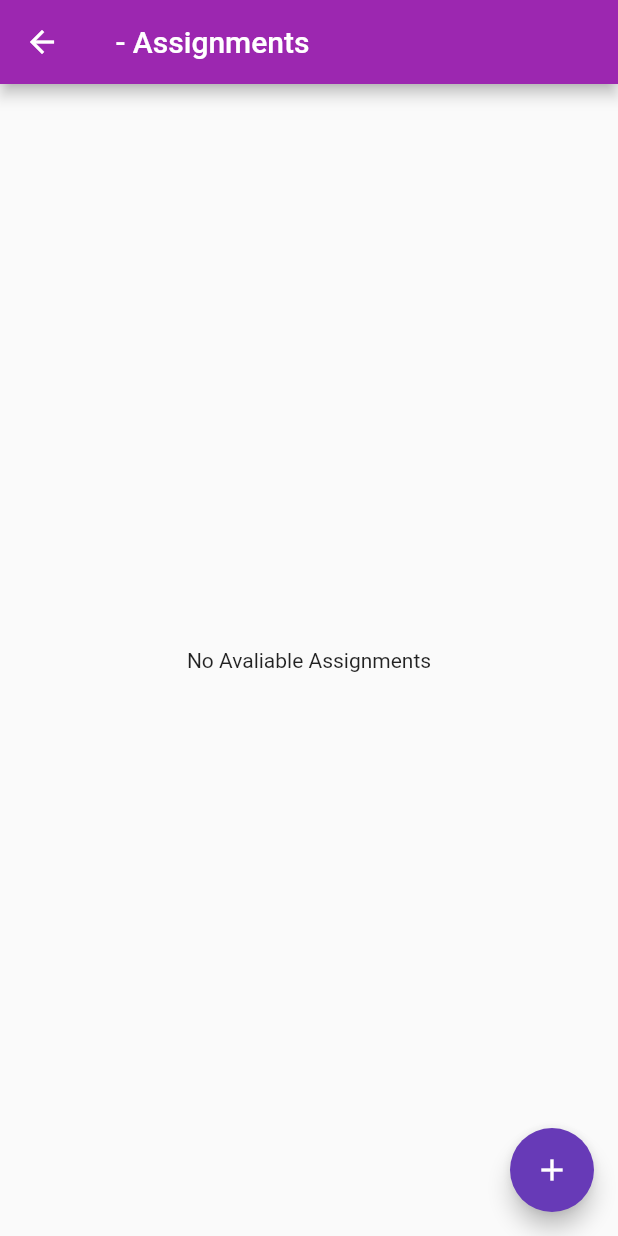
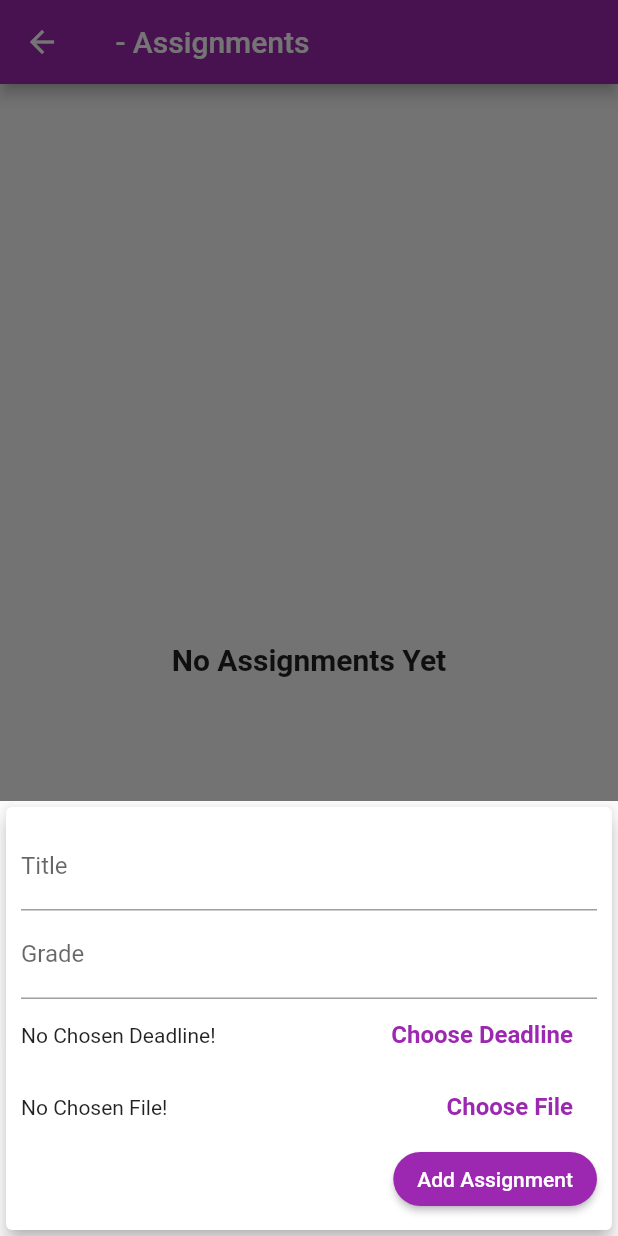
Before and after one commit to MariamFahmy98/Learning-Management-System, a Flutter app: the TeacherAssignmentsList screen opened directly with empty values, after a tap on the "add" icon, on a phone screen of 412 x 824 dp. Run offline on Flutter 3.47's test engine with Material 2 defaults, Android fonts, the phone set to English and light mode, and no system bars; our stand-ins replace cloud_firestore, file_picker, firebase_auth, firebase_core, firebase_database, firebase_storage and 1 more; missing offline and left inert: flutter_pdfview, start_jwt, stream_chat_flutter; accounts and stored records are empty; network calls fail.

Commit message:
Finalizing adding new assignment

```diff
--- a/LMS_application/lib/Screens/Teacher/Assignments/new_assignment.dart
+++ b/LMS_application/lib/Screens/Teacher/Assignments/new_assignment.dart
@@ -1,39 +1,167 @@
 import 'dart:io';
 
-import 'package:firebase_storage/firebase_storage.dart';
+import 'package:LMS_application/services/DataBase2.dart';
 import 'package:flutter/material.dart';
 import 'package:file_picker/file_picker.dart';
-
+import 'package:intl/intl.dart';
 
 class NewAssignment extends StatefulWidget {
+  final String courseCode;
+
+  NewAssignment(this.courseCode);
+
   @override
   _NewAssignmentState createState() => _NewAssignmentState();
 }
 
 class _NewAssignmentState extends State<NewAssignment> {
-  File pdfFile;
+  File _pdfFile;
+  final _titleController = TextEditingController();
+  final _gradeController = TextEditingController();
+  DateTime _selectedDeadline;
+  var _isLoading = false;
 
   _pickFile() async {
     FilePicker.getFile(
       type: FileType.custom,
       allowedExtensions: ['pdf'],
-    ).then((value) => pdfFile = value);
-
-    var filename = pdfFile.path.split("/").last;
-    final ref = FirebaseStorage.instance
-        .ref()
-        .child(filename);
-
-    await ref.putFile(pdfFile).whenComplete(() => print('Upload Complete.'));
-    final url = await ref.getDownloadURL();
-    print(url);
+    ).then((value) => setState(() => _pdfFile = value));
   }
 
+  void _presentDateTimePricker() {
+    showDatePicker(
+            context: context,
+            initialDate: DateTime.now(),
+            firstDate: DateTime.now(),
+            lastDate: DateTime(DateTime.now().year + 1))
+        .then((pickedDate) {
+      if (pickedDate == null) return;
+
+      showTimePicker(context: context, initialTime: TimeOfDay.now()).then(
+        (pickedTime) {
+          if (pickedDate == null) return;
+
+          setState(() {
+            _selectedDeadline = DateTime(
+              pickedDate.year,
+              pickedDate.month,
+              pickedDate.day,
+              pickedTime.hour,
+              pickedTime.minute,
+            );
+          });
+        },
+      );
+    });
+  }
+
+  void _addAssignment() async {
+    if (_gradeController.text.isEmpty) return;
+    final enteredTitle = _titleController.text;
+    final enteredGrade = double.parse(_gradeController.text, (source) => -1);
+
+    if (enteredTitle.isEmpty ||
+        enteredGrade <= 0 ||
+        _pdfFile == null ||
+        _selectedDeadline == null) return;
+
+    FocusScope.of(context).unfocus();
+    setState(() => _isLoading = true);
+
+    await Database(widget.courseCode).uploadAssignment(
+      title: enteredTitle,
+      grade: enteredGrade.toStringAsFixed(0),
+      deadline: _selectedDeadline,
+      pdfFile: _pdfFile,
+    );
+    Navigator.pop(context);
+  }
 
   @override
   Widget build(BuildContext context) {
-    return Container(
-
+    return Card(
+      elevation: 5,
+      child: SingleChildScrollView(
+        child: Padding(
+          padding: EdgeInsets.only(
+            bottom: MediaQuery.of(context).viewInsets.bottom + 10,
+            top: 10,
+            right: 10,
+            left: 10,
+          ),
+          child: Column(
+            crossAxisAlignment: CrossAxisAlignment.end,
+            children: [
+              TextField(
+                decoration: InputDecoration(labelText: 'Title'),
+                controller: _titleController,
+              ),
+              TextField(
+                decoration: InputDecoration(labelText: 'Grade'),
+                controller: _gradeController,
+                keyboardType: TextInputType.number,
+              ),
+              Container(
+                child: Row(
+                  children: [
+                    Expanded(
+                      child: Text(
+                        _selectedDeadline == null
+                            ? 'No Chosen Deadline!'
+                            : 'Picked Deadline: \n${DateFormat.MMMEd().format(_selectedDeadline)}   ${DateFormat.jm().format(_selectedDeadline)}',
+                      ),
+                    ),
+                    FlatButton(
+                      onPressed: _presentDateTimePricker,
+                      child: Text(
+                        'Choose Deadline',
+                        style: TextStyle(
+                            fontWeight: FontWeight.bold, fontSize: 16),
+                      ),
+                      textColor: Theme.of(context).primaryColor,
+                    )
+                  ],
+                ),
+              ),
+              Container(
+                child: Row(
+                  children: [
+                    Expanded(
+                      child: Text(
+                        _pdfFile == null
+                            ? 'No Chosen File!'
+                            : 'Picked File: \n${_pdfFile.path.split("/").last}',
+                      ),
+                    ),
+                    FlatButton(
+                      onPressed: _pickFile,
+                      child: Text(
+                        'Choose File',
+                        style: TextStyle(
+                            fontWeight: FontWeight.bold, fontSize: 16),
+                      ),
+                      textColor: Theme.of(context).primaryColor,
+                    )
+                  ],
+                ),
+              ),
+              _isLoading
+                  ? CircularProgressIndicator()
+                  : RaisedButton(
+                      onPressed: _addAssignment,
+                      child: Text(
+                        'Add Assignment',
+                        style: TextStyle(
+                          color: Colors.white,
+                        ),
+                      ),
+                      color: Theme.of(context).primaryColor,
+                      textColor: Theme.of(context).textTheme.button.color,
+                    )
+            ],
+          ),
+        ),
+      ),
     );
   }
 }
--- a/LMS_application/lib/Screens/Teacher/Assignments/pdf_viewer.dart
+++ b/LMS_application/lib/Screens/Teacher/Assignments/pdf_viewer.dart
@@ -4,8 +4,9 @@ import 'package:flutter_pdfview/flutter_pdfview.dart';
 
 class PDFViewer extends StatefulWidget {
   final String url;
+  final String title;
 
-  PDFViewer(this.url);
+  PDFViewer(this.url, this.title);
 
   @override
   _PDFViewerState createState() => _PDFViewerState();
@@ -28,7 +29,7 @@ class _PDFViewerState extends State<PDFViewer> {
   Widget build(BuildContext context) {
     return Scaffold(
       appBar: AppBar(
-        title: Text("PDF Viewer"),
+        title: Text(widget.title),
         centerTitle: true,
       ),
       body: Center(
--- a/LMS_application/lib/Screens/Teacher/Assignments/teacher_assignment_card.dart
+++ b/LMS_application/lib/Screens/Teacher/Assignments/teacher_assignment_card.dart
@@ -9,10 +9,10 @@ class TeacherAssignmentCard extends StatelessWidget {
 
   final assignmentData;
 
-  void _openPDF(BuildContext context, String url) {
+  void _openPDF(BuildContext context) {
     Navigator.of(context).push(
       MaterialPageRoute(builder: (_) {
-        return PDFViewer(url);
+        return PDFViewer(assignmentData.pdfURL, assignmentData.title);
       }),
     );
   }
@@ -68,7 +68,7 @@ class TeacherAssignmentCard extends StatelessWidget {
             Row(
               children: [
                 RaisedButton(
-                  onPressed: () => _openPDF(context, assignmentData.pdfURL),
+                  onPressed: () => _openPDF(context),
                   child: Text(
                     "View Assignment",
                     style: TextStyle(color: Theme.of(context).primaryColor),
--- a/LMS_application/lib/Screens/Teacher/Assignments/teacher_assignments_list.dart
+++ b/LMS_application/lib/Screens/Teacher/Assignments/teacher_assignments_list.dart
@@ -1,3 +1,4 @@
+import 'package:LMS_application/Screens/Teacher/Assignments/new_assignment.dart';
 import 'package:flutter/material.dart';
 
 import 'package:LMS_application/services/DataBase2.dart';
@@ -9,6 +10,14 @@ class TeacherAssignmentsList extends StatelessWidget {
 
   TeacherAssignmentsList(this.course);
 
+  void _startAddNewAssignment(BuildContext ctx) {
+    showModalBottomSheet(
+      context: ctx,
+      builder: (_) => NewAssignment(course.courseCode),
+      isScrollControlled: true,
+    );
+  }
+
   @override
   Widget build(BuildContext context) {
     return Scaffold(
@@ -16,26 +25,29 @@ class TeacherAssignmentsList extends StatelessWidget {
         title: Text('${course.courseCode} - Assignments'),
       ),
       body: Center(
-        child: (course.assignmentIDs.length == 0)
-            ? Text("No Avaliable Assignments")
-            : ListView.builder(
-                itemBuilder: (ctx, index) {
-                  return StreamBuilder(
-                    stream: Database(course.courseCode)
-                        .getAssignmentData(course.assignmentIDs[index]),
-                    builder: (context, snapshot) {
-                      if (!snapshot.hasData) return CircularProgressIndicator();
-                      var assignmentData = snapshot.data;
-                      return TeacherAssignmentCard(
-                          assignmentData: assignmentData);
-                    },
+        child: StreamBuilder(
+          stream: Database(course.courseCode).assignmentsData,
+          builder: (context, snapshot) {
+            if (!snapshot.hasData) return CircularProgressIndicator();
+            var assignments = snapshot.data;
+            return (assignments.length == 0)
+                ? Text(
+                    'No Assignments Yet',
+                    style: TextStyle(
+                      fontSize: 20,
+                      fontWeight: FontWeight.bold,
+                    ),
+                  )
+                : ListView.builder(
+                    itemBuilder: (ctx, index) => TeacherAssignmentCard(
+                        assignmentData: assignments[index]),
+                    itemCount: assignments.length,
                   );
-                },
-                itemCount: course.assignmentIDs.length,
-              ),
+          },
+        ),
       ),
       floatingActionButton: FloatingActionButton(
-        onPressed: () {},
+        onPressed: () => _startAddNewAssignment(context),
         child: Icon(Icons.add),
       ),
     );
--- a/LMS_application/lib/Screens/auth-screen.dart
+++ b/LMS_application/lib/Screens/auth-screen.dart
@@ -2,7 +2,6 @@ import 'package:LMS_application/Screens/Student/StudentHomeScreen.dart';
 import 'package:LMS_application/Screens/Teacher/TeacherHomeScreen.dart';
 import 'package:flutter/material.dart';
 import 'package:firebase_auth/firebase_auth.dart';
-import 'package:flutter/services.dart';
 import 'package:cloud_firestore/cloud_firestore.dart';
 import '../Widgets/auth/auth_form.dart';
 
@@ -52,7 +51,7 @@ class _AuthScreenState extends State<AuthScreen> {
         _isLoading = false;
       });
 
-    } on PlatformException catch (error) {
+    } on FirebaseAuthException catch (error) {
       var message = "An error occurred, please check your credentials";
       if (error.message != null) message = error.message;
       Scaffold.of(ctx).showSnackBar(
--- a/LMS_application/lib/models/course.dart
+++ b/LMS_application/lib/models/course.dart
@@ -8,14 +8,12 @@ class Course {
   String courseCreditHours;
   List<Quiz> quizes;
   List<Student> requests;
-  List<String> assignmentIDs;
 
   Course({
     this.courseCode,
     this.courseCreditHours,
     this.courseDescription,
     this.courseName,
-    this.assignmentIDs
   });
 
   void studentRequest(Student input) {
--- a/LMS_application/lib/services/DataBase2.dart
+++ b/LMS_application/lib/services/DataBase2.dart
@@ -1,8 +1,12 @@
+import 'dart:io';
+
 import 'package:LMS_application/models/Assignmet.dart';
 import 'package:LMS_application/models/course.dart';
 import 'package:LMS_application/models/student.dart';
 import 'package:LMS_application/models/teacher.dart';
 import 'package:cloud_firestore/cloud_firestore.dart';
+import 'package:firebase_storage/firebase_storage.dart';
+import 'package:flutter/material.dart';
 
 class Database {
   String documentID;
@@ -47,7 +51,6 @@ class Database {
       courseCreditHours: snapshot.data()['Credit Hours'],
       courseDescription: snapshot.data()['Description'],
       courseName: snapshot.data()['Name'],
-      assignmentIDs: snapshot.data()['AssignmentsIDs'].cast<String>().toList(),
     );
   }
 
@@ -59,22 +62,55 @@ class Database {
         .map(_courseDataFromSnapshot);
   }
 
-  Assignment _assignmentDataFromSnapshot(DocumentSnapshot snapshot) {
-    return Assignment(
-      title: snapshot.data()['title'],
-      pdfURL: snapshot.data()['pdfURL'],
-      grade: snapshot.data()['grade'],
-      deadline: snapshot.data()['deadline'].toDate(),
-    );
+  List<Assignment> _assignmentDataFromSnapshot(QuerySnapshot querySnapshot) {
+    var snapshots = querySnapshot.docs;
+    List<Assignment> assignments = List(snapshots.length);
+    for (int i = 0; i < snapshots.length; i++) {
+      var snapshotData = snapshots[i].data();
+      assignments[i] = Assignment(
+        title: snapshotData['title'],
+        grade: snapshotData['grade'],
+        deadline: snapshotData['deadline'].toDate(),
+        pdfURL: snapshotData['pdfURL'],
+      );
+    }
+
+    return assignments;
   }
 
-  Stream<Assignment> getAssignmentData(String assignmentID) {
+  Stream<List<Assignment>> get assignmentsData {
     return FirebaseFirestore.instance
         .collection('Courses')
         .doc(documentID)
         .collection('Assignments')
-        .doc(assignmentID)
         .snapshots()
         .map(_assignmentDataFromSnapshot);
   }
+
+  Future<void> uploadAssignment({
+    @required String title,
+    @required String grade,
+    @required DateTime deadline,
+    @required File pdfFile,
+  }) async {
+    var filename = pdfFile.path.split("/").last;
+    final ref = FirebaseStorage.instance.ref().child(filename);
+
+    await ref.putFile(pdfFile).whenComplete(() => print('Upload Complete.'));
+    final url = await ref.getDownloadURL();
+    print(url);
+
+    await FirebaseFirestore.instance
+        .collection('Courses')
+        .doc(documentID)
+        .collection('Assignments')
+        .add({
+      'title': title,
+      'grade': grade,
+      'deadline': Timestamp.fromDate(deadline),
+      'pdfURL': url,
+    });
+
+    print("Done!");
+  }
 }
```
